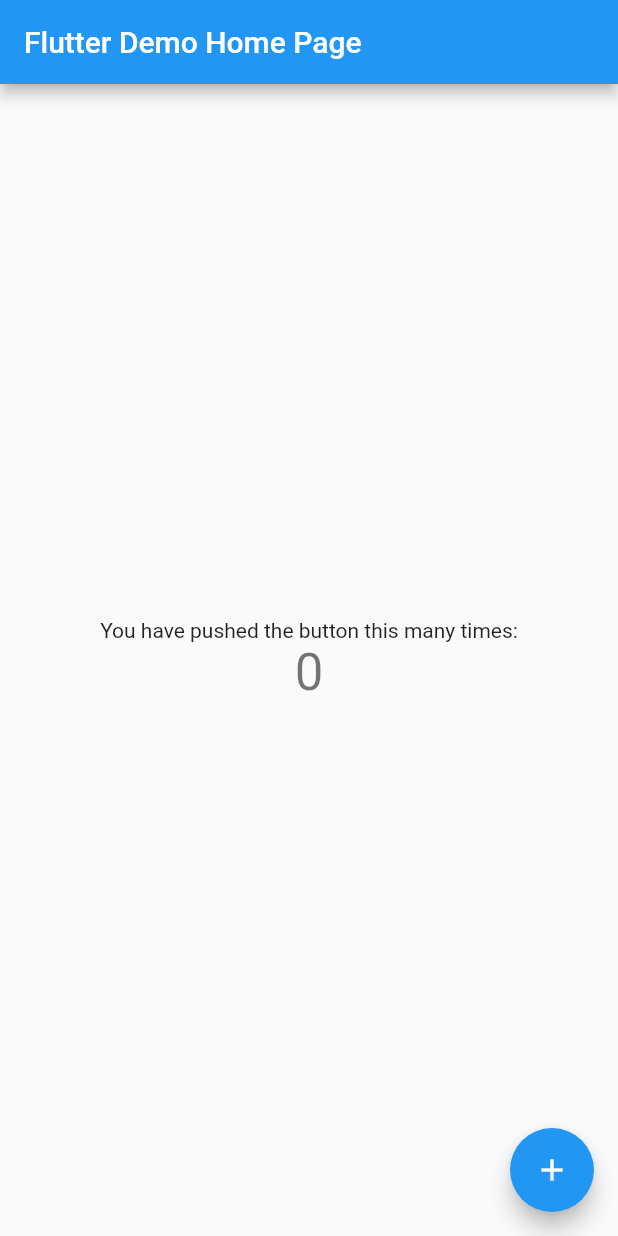
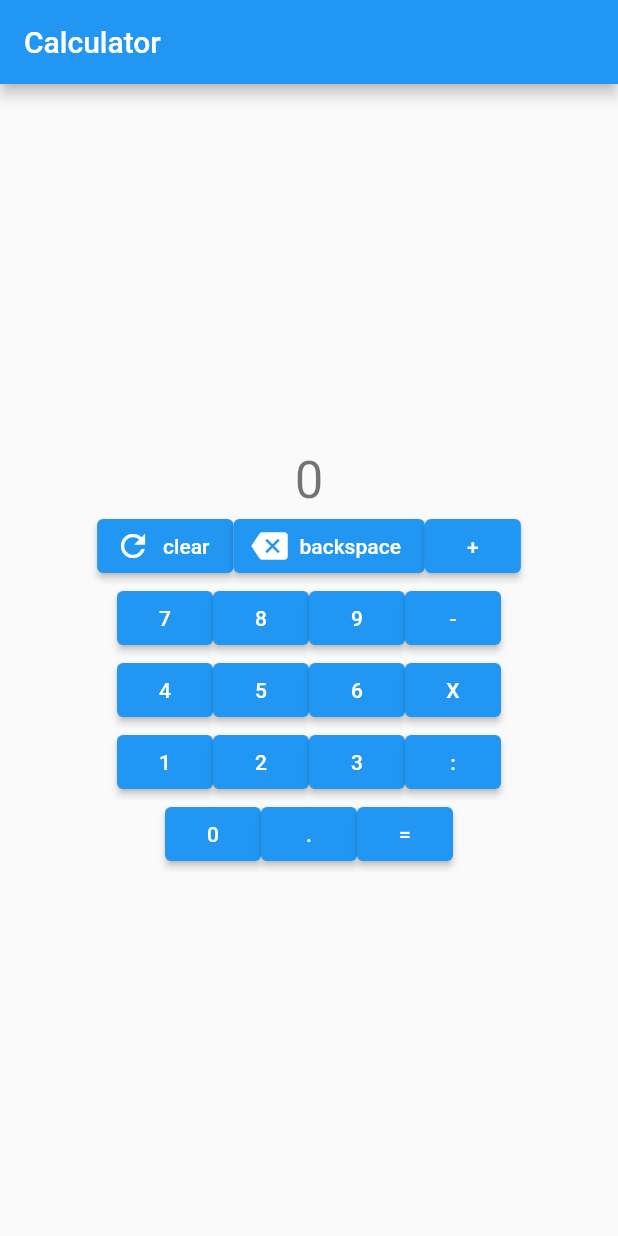
Before and after one commit to RobertNeat/calculator_basic, a Flutter app: the screen it shows after launch, on a phone screen of 412 x 824 dp. Run offline on Flutter 3.47's test engine with Material 2 defaults, Android fonts, the phone set to English and light mode, and no system bars.

Commit message:
button_styling_uniformed

```diff
--- a/lib/main.dart
+++ b/lib/main.dart
@@ -1,4 +1,5 @@
 import 'package:flutter/material.dart';
+import 'styles/button.dart';
 
 void main() {
   runApp(const MyApp());
@@ -14,7 +15,7 @@ class MyApp extends StatelessWidget {
       theme: ThemeData(
         primarySwatch: Colors.blue,
       ),
-      home: const MyHomePage(title: 'Flutter Demo Home Page'),
+      home: const MyHomePage(title: 'Calculator'),
     );
   }
 }
@@ -47,21 +48,69 @@ class _MyHomePageState extends State<MyHomePage> {
         child: Column(
           mainAxisAlignment: MainAxisAlignment.center,
           children: <Widget>[
-            const Text(
-              'You have pushed the button this many times:',
-            ),
             Text(
               '$_counter',
               style: Theme.of(context).textTheme.headlineMedium,
             ),
+            Row(
+              mainAxisAlignment: MainAxisAlignment.center,
+              children: [
+                ElevatedButton.icon(
+                    onPressed: () {},
+                    icon: Icon(Icons.refresh),
+                    label: Text("clear")),
+                ElevatedButton.icon(
+                    onPressed: () {},
+                    icon: Icon(Icons.backspace),
+                    label: Text("backspace")),
+                ElevatedButton(onPressed: () {}, child: Text("+")),
+              ],
+            ),
+            Row(
+              mainAxisAlignment: MainAxisAlignment.center,
+              children: [
+                ElevatedButton(onPressed: () {}, child: Text("7")),
+                ElevatedButton(onPressed: () {}, child: Text("8")),
+                ElevatedButton(onPressed: () {}, child: Text("9")),
+                ElevatedButton(onPressed: () {}, child: Text("-")),
+              ],
+            ),
+            Row(
+              mainAxisAlignment: MainAxisAlignment.center,
+              children: [
+                ElevatedButton(onPressed: () {}, child: Text("4")),
+                ElevatedButton(onPressed: () {}, child: Text("5")),
+                ElevatedButton(onPressed: () {}, child: Text("6")),
+                ElevatedButton(onPressed: () {}, child: Text("X")),
+              ],
+            ),
+            Row(
+              mainAxisAlignment: MainAxisAlignment.center,
+              children: [
+                ElevatedButton(onPressed: () {}, child: Text("1")),
+                ElevatedButton(onPressed: () {}, child: Text("2")),
+                ElevatedButton(onPressed: () {}, child: Text("3")),
+                ElevatedButton(onPressed: () {}, child: Text(":")),
+              ],
+            ),
+            Row(
+              mainAxisAlignment: MainAxisAlignment.center,
+              children: [
+                ElevatedButton(onPressed: () {}, child: Text("0")),
+                ElevatedButton(onPressed: () {}, child: Text(".")),
+                ElevatedButton(onPressed: () {}, child: Text("=")),
+              ],
+            ),
           ],
         ),
-      ),
-      floatingActionButton: FloatingActionButton(
-        onPressed: _incrementCounter,
-        tooltip: 'Increment',
-        child: const Icon(Icons.add),
       ),
     );
   }
 }
+//equal
+/*
+Icon(
+  Icons.drag_handle_outlined,
+),
+ */
+//https://api.flutter.dev/flutter/material/IconButton-class.html
--- /dev/null
+++ b/lib/styles/button.dart
@@ -0,0 +1 @@
+import 'package:flutter/material.dart';
```
Also changed, not shown: pubspec.yaml (+1 -72 lines).
